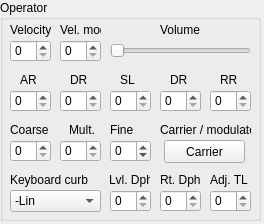
This is qoperateur.ui in LasDesu/fb01editor as Qt 5 draws it before an edit. The edited form follows.
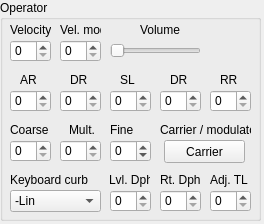
This is the edited form.

Patch:
```diff
--- a/qoperateur.ui
+++ b/qoperateur.ui
@@ -413,7 +413,7 @@
      <rect>
       <x>110</x>
       <y>40</y>
-      <width>141</width>
+      <width>91</width>
       <height>21</height>
      </rect>
     </property>
@@ -427,7 +427,7 @@
    <widget class="QLabel" name="lbl_volume">
     <property name="geometry">
      <rect>
-      <x>160</x>
+      <x>140</x>
       <y>20</y>
       <width>41</width>
       <height>20</height>
```
